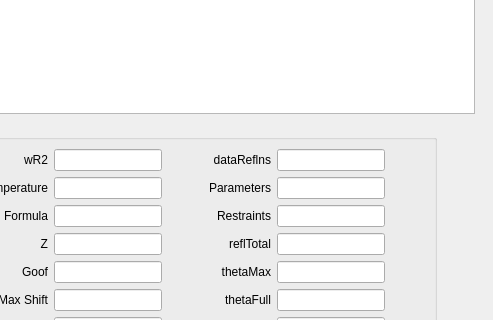
The window that stdb_main.ui (dkratzert/StructureFinder) describes before a commit, drawn with Qt 5; both pictures show x 465 to 958 and y 213 to 533 of the 958 by 722 pixel window.
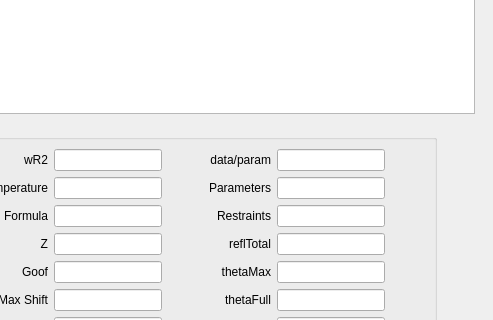
The same window after the commit.

Patch:
```diff
--- a/stdb_main.ui
+++ b/stdb_main.ui
@@ -478,7 +478,7 @@
              <item row="0" column="0">
               <widget class="QLabel" name="dataReflnsLabel">
                <property name="text">
-                <string>dataReflns</string>
+                <string>data/param</string>
                </property>
                <property name="alignment">
                 <set>Qt::AlignRight|Qt::AlignTrailing|Qt::AlignVCenter</set>
```
Left out of the diff: 6 changed lines with no effect on the pictures.
